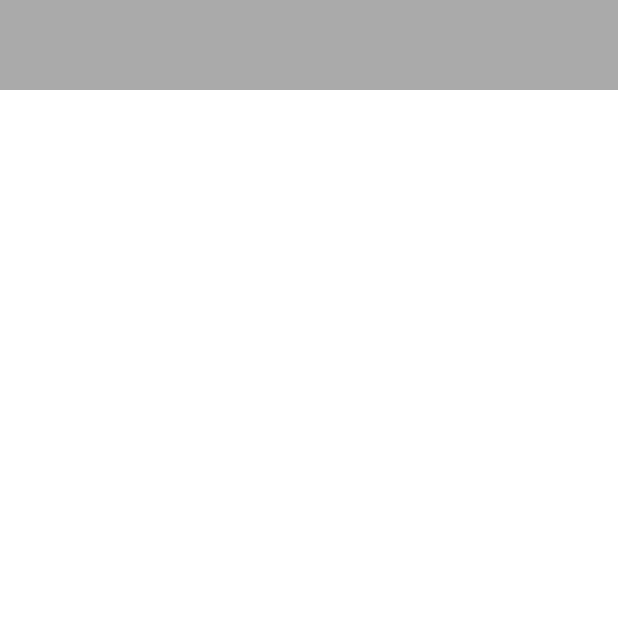
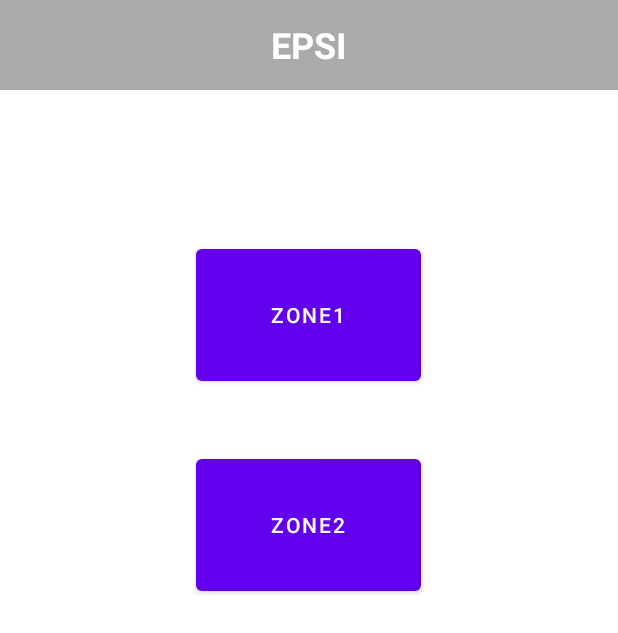
Before and after one commit to MexyzML/ProjetAndroid, an Android app: the layout activity_home.xml on its own in the app's theme, with its tools: preview values and no code run, on a phone screen of 412 x 824 dp. Shown: the top 633 px of the screen. Run offline under Robolectric (Android 15) with nearby library versions, the phone set to English and light mode, and no system bars.

Commit message:
ModifAndroidManifest

```diff
--- a/app/src/main/AndroidManifest.xml
+++ b/app/src/main/AndroidManifest.xml
@@ -9,7 +9,9 @@
         android:roundIcon="@mipmap/ic_launcher_round"
         android:supportsRtl="true"
         android:theme="@style/Theme.TPAndroidStudio">
+        <activity android:name=".HomeActivity"/>
         <activity android:name=".MainActivity">
+
             <intent-filter>
                 <action android:name="android.intent.action.MAIN" />
 
--- /dev/null
+++ b/app/src/main/java/com/cours/tp_androidstudio/GroupActivity.java
@@ -0,0 +1,4 @@
+package com.cours.tp_androidstudio;
+
+public class GroupActivity {
+}
--- a/app/src/main/java/com/cours/tp_androidstudio/HomeActivity.java
+++ b/app/src/main/java/com/cours/tp_androidstudio/HomeActivity.java
@@ -18,6 +18,8 @@ public class HomeActivity extends MainActivity implements View.OnClickListener {
         setContentView(R.layout.activity_home);
         setTitle("Acceuil");
 
+        findViewById(R.id.buttonZone1).setOnClickListener(this);
+        findViewById(R.id.buttonZone2).setOnClickListener(this);
         }
 
     @Override
--- /dev/null
+++ b/app/src/main/res/layout/activity_group.xml
@@ -0,0 +1,6 @@
+<?xml version="1.0" encoding="utf-8"?>
+<androidx.constraintlayout.widget.ConstraintLayout
+    xmlns:android="http://schemas.android.com/apk/res/android" android:layout_width="match_parent"
+    android:layout_height="match_parent">
+
+</androidx.constraintlayout.widget.ConstraintLayout>
--- a/app/src/main/res/layout/activity_home.xml
+++ b/app/src/main/res/layout/activity_home.xml
@@ -11,4 +11,19 @@
         android:layout_height="wrap_content"
         layout="@layout/layout_header"/>
 
+    <Button
+        android:id="@+id/buttonZone1"
+        android:layout_width="150dp"
+        android:layout_height="100dp"
+        android:layout_gravity="center_horizontal"
+        android:layout_marginTop="100dp"
+        android:text="Zone1" />
+
+    <Button
+        android:id="@+id/buttonZone2"
+        android:layout_width="150dp"
+        android:layout_height="100dp"
+        android:layout_gravity="center_horizontal"
+        android:layout_marginTop="40dp"
+        android:text="Zone2" />
 </LinearLayout>
--- a/app/src/main/res/layout/layout_header.xml
+++ b/app/src/main/res/layout/layout_header.xml
@@ -16,6 +16,16 @@
             android:layout_centerVertical="true"
             android:layout_marginStart="5dp"
             android:src="@drawable/retour"/>
+        <TextView
+            android:id="@+id/textViewTitle"
+            android:layout_centerInParent="true"
+            android:layout_width="wrap_content"
+            android:layout_height="match_parent"
+            android:gravity="center_vertical"
+            android:text="EPSI"
+            android:textStyle="bold"
+            android:textSize="24sp"
+            android:textColor="@android:color/white"/>
 
     </RelativeLayout>
 
```
Also changed, not shown: app/src/main/java/com/cours/tp_androidstudio/MainActivity.java (+12 -1 lines), app/src/main/java/com/cours/tp_androidstudio/MainApplication.java (added, +11 -0 lines).
